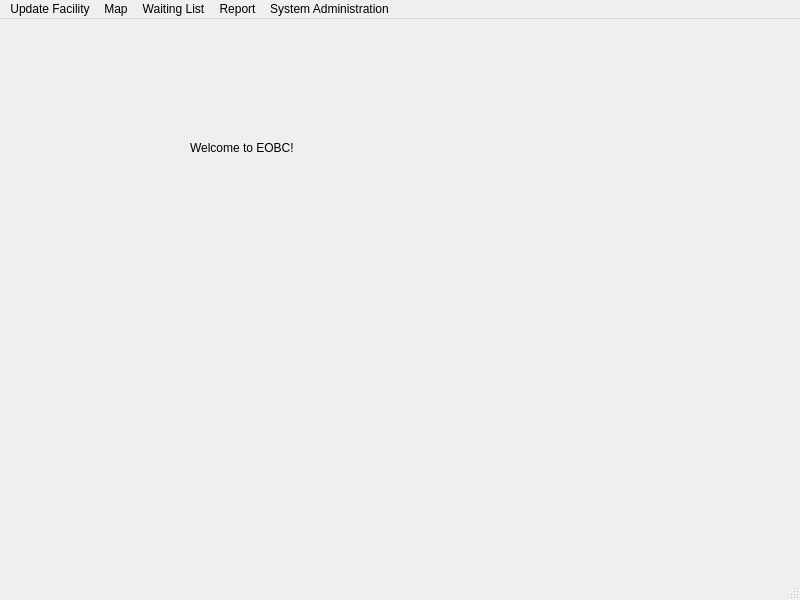
Before: the Qt Designer form welcome.ui in hummushaman/EOBCproject, drawn with Qt 5.
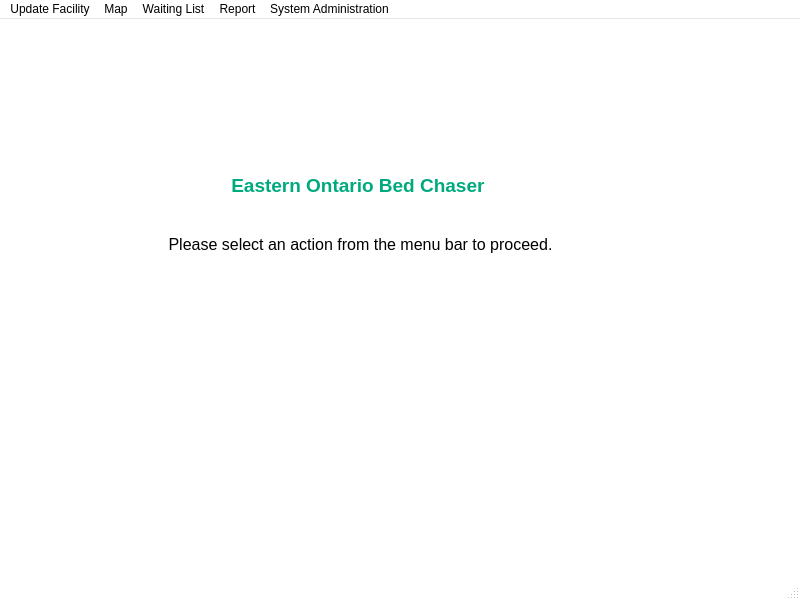
After: the same form once the commit is applied. Icons and pictures are not drawn.

Diff of the .ui file:
```diff
--- a/welcome.ui
+++ b/welcome.ui
@@ -10,21 +10,465 @@
     <height>600</height>
    </rect>
   </property>
+  <property name="palette">
+   <palette>
+    <active>
+     <colorrole role="WindowText">
+      <brush brushstyle="SolidPattern">
+       <color alpha="255">
+        <red>0</red>
+        <green>0</green>
+        <blue>0</blue>
+       </color>
+      </brush>
+     </colorrole>
+     <colorrole role="Button">
+      <brush brushstyle="SolidPattern">
+       <color alpha="255">
+        <red>255</red>
+        <green>255</green>
+        <blue>255</blue>
+       </color>
+      </brush>
+     </colorrole>
+     <colorrole role="Light">
+      <brush brushstyle="SolidPattern">
+       <color alpha="255">
+        <red>255</red>
+        <green>255</green>
+        <blue>255</blue>
+       </color>
+      </brush>
+     </colorrole>
+     <colorrole role="Midlight">
+      <brush brushstyle="SolidPattern">
+       <color alpha="255">
+        <red>255</red>
+        <green>255</green>
+        <blue>255</blue>
+       </color>
+      </brush>
+     </colorrole>
+     <colorrole role="Dark">
+      <brush brushstyle="SolidPattern">
+       <color alpha="255">
+        <red>127</red>
+        <green>127</green>
+        <blue>127</blue>
+       </color>
+      </brush>
+     </colorrole>
+     <colorrole role="Mid">
+      <brush brushstyle="SolidPattern">
+       <color alpha="255">
+        <red>170</red>
+        <green>170</green>
+        <blue>170</blue>
+       </color>
+      </brush>
+     </colorrole>
+     <colorrole role="Text">
+      <brush brushstyle="SolidPattern">
+       <color alpha="255">
+        <red>0</red>
+        <green>0</green>
+        <blue>0</blue>
+       </color>
+      </brush>
+     </colorrole>
+     <colorrole role="BrightText">
+      <brush brushstyle="SolidPattern">
+       <color alpha="255">
+        <red>255</red>
+        <green>255</green>
+        <blue>255</blue>
+       </color>
+      </brush>
+     </colorrole>
+     <colorrole role="ButtonText">
+      <brush brushstyle="SolidPattern">
+       <color alpha="255">
+        <red>0</red>
+        <green>0</green>
+        <blue>0</blue>
+       </color>
+      </brush>
+     </colorrole>
+     <colorrole role="Base">
+      <brush brushstyle="SolidPattern">
+       <color alpha="255">
+        <red>255</red>
+        <green>255</green>
+        <blue>255</blue>
+       </color>
+      </brush>
+     </colorrole>
+     <colorrole role="Window">
+      <brush brushstyle="SolidPattern">
+       <color alpha="255">
+        <red>255</red>
+        <green>255</green>
+        <blue>255</blue>
+       </color>
+      </brush>
+     </colorrole>
+     <colorrole role="Shadow">
+      <brush brushstyle="SolidPattern">
+       <color alpha="255">
+        <red>0</red>
+        <green>0</green>
+        <blue>0</blue>
+       </color>
+      </brush>
+     </colorrole>
+     <colorrole role="AlternateBase">
+      <brush brushstyle="SolidPattern">
+       <color alpha="255">
+        <red>255</red>
+        <green>255</green>
+        <blue>255</blue>
+       </color>
+      </brush>
+     </colorrole>
+     <colorrole role="ToolTipBase">
+      <brush brushstyle="SolidPattern">
+       <color alpha="255">
+        <red>255</red>
+        <green>255</green>
+        <blue>220</blue>
+       </color>
+      </brush>
+     </colorrole>
+     <colorrole role="ToolTipText">
+      <brush brushstyle="SolidPattern">
+       <color alpha="255">
+        <red>0</red>
+        <green>0</green>
+        <blue>0</blue>
+       </color>
+      </brush>
+     </colorrole>
+    </active>
+    <inactive>
+     <colorrole role="WindowText">
+      <brush brushstyle="SolidPattern">
+       <color alpha="255">
+        <red>0</red>
+        <green>0</green>
+        <blue>0</blue>
+       </color>
+      </brush>
+     </colorrole>
+     <colorrole role="Button">
+      <brush brushstyle="SolidPattern">
+       <color alpha="255">
+        <red>255</red>
+        <green>255</green>
+        <blue>255</blue>
+       </color>
+      </brush>
+     </colorrole>
+     <colorrole role="Light">
+      <brush brushstyle="SolidPattern">
+       <color alpha="255">
+        <red>255</red>
+        <green>255</green>
+        <blue>255</blue>
+       </color>
+      </brush>
+     </colorrole>
+     <colorrole role="Midlight">
+      <brush brushstyle="SolidPattern">
+       <color alpha="255">
+        <red>255</red>
+        <green>255</green>
+        <blue>255</blue>
+       </color>
+      </brush>
+     </colorrole>
+     <colorrole role="Dark">
+      <brush brushstyle="SolidPattern">
+       <color alpha="255">
+        <red>127</red>
+        <green>127</green>
+        <blue>127</blue>
+       </color>
+      </brush>
+     </colorrole>
+     <colorrole role="Mid">
+      <brush brushstyle="SolidPattern">
+       <color alpha="255">
+        <red>170</red>
+        <green>170</green>
+        <blue>170</blue>
+       </color>
+      </brush>
+     </colorrole>
+     <colorrole role="Text">
+      <brush brushstyle="SolidPattern">
+       <color alpha="255">
+        <red>0</red>
+        <green>0</green>
+        <blue>0</blue>
+       </color>
+      </brush>
+     </colorrole>
+     <colorrole role="BrightText">
+      <brush brushstyle="SolidPattern">
+       <color alpha="255">
+        <red>255</red>
+        <green>255</green>
+        <blue>255</blue>
+       </color>
+      </brush>
+     </colorrole>
+     <colorrole role="ButtonText">
+      <brush brushstyle="SolidPattern">
+       <color alpha="255">
+        <red>0</red>
+        <green>0</green>
+        <blue>0</blue>
+       </color>
+      </brush>
+     </colorrole>
+     <colorrole role="Base">
+      <brush brushstyle="SolidPattern">
+       <color alpha="255">
+        <red>255</red>
+        <green>255</green>
+        <blue>255</blue>
+       </color>
+      </brush>
+     </colorrole>
+     <colorrole role="Window">
+      <brush brushstyle="SolidPattern">
+       <color alpha="255">
+        <red>255</red>
+        <green>255</green>
+        <blue>255</blue>
+       </color>
+      </brush>
+     </colorrole>
+     <colorrole role="Shadow">
+      <brush brushstyle="SolidPattern">
+       <color alpha="255">
+        <red>0</red>
+        <green>0</green>
+        <blue>0</blue>
+       </color>
+      </brush>
+     </colorrole>
+     <colorrole role="AlternateBase">
+      <brush brushstyle="SolidPattern">
+       <color alpha="255">
+        <red>255</red>
+        <green>255</green>
+        <blue>255</blue>
+       </color>
+      </brush>
+     </colorrole>
+     <colorrole role="ToolTipBase">
+      <brush brushstyle="SolidPattern">
+       <color alpha="255">
+        <red>255</red>
+        <green>255</green>
+        <blue>220</blue>
+       </color>
+      </brush>
+     </colorrole>
+     <colorrole role="ToolTipText">
+      <brush brushstyle="SolidPattern">
+       <color alpha="255">
+        <red>0</red>
+        <green>0</green>
+        <blue>0</blue>
+       </color>
+      </brush>
+     </colorrole>
+    </inactive>
+    <disabled>
+     <colorrole role="WindowText">
+      <brush brushstyle="SolidPattern">
+       <color alpha="255">
+        <red>127</red>
+        <green>127</green>
+        <blue>127</blue>
+       </color>
+      </brush>
+     </colorrole>
+     <colorrole role="Button">
+      <brush brushstyle="SolidPattern">
+       <color alpha="255">
+        <red>255</red>
+        <green>255</green>
+        <blue>255</blue>
+       </color>
+      </brush>
+     </colorrole>
+     <colorrole role="Light">
+      <brush brushstyle="SolidPattern">
+       <color alpha="255">
+        <red>255</red>
+        <green>255</green>
+        <blue>255</blue>
+       </color>
+      </brush>
+     </colorrole>
+     <colorrole role="Midlight">
+      <brush brushstyle="SolidPattern">
+       <color alpha="255">
+        <red>255</red>
+        <green>255</green>
+        <blue>255</blue>
+       </color>
+      </brush>
+     </colorrole>
+     <colorrole role="Dark">
+      <brush brushstyle="SolidPattern">
+       <color alpha="255">
+        <red>127</red>
+        <green>127</green>
+        <blue>127</blue>
+       </color>
+      </brush>
+     </colorrole>
+     <colorrole role="Mid">
+      <brush brushstyle="SolidPattern">
+       <color alpha="255">
+        <red>170</red>
+        <green>170</green>
+        <blue>170</blue>
+       </color>
+      </brush>
+     </colorrole>
+     <colorrole role="Text">
+      <brush brushstyle="SolidPattern">
+       <color alpha="255">
+        <red>127</red>
+        <green>127</green>
+        <blue>127</blue>
+       </color>
+      </brush>
+     </colorrole>
+     <colorrole role="BrightText">
+      <brush brushstyle="SolidPattern">
+       <color alpha="255">
+        <red>255</red>
+        <green>255</green>
+        <blue>255</blue>
+       </color>
+      </brush>
+     </colorrole>
+     <colorrole role="ButtonText">
+      <brush brushstyle="SolidPattern">
+       <color alpha="255">
+        <red>127</red>
+        <green>127</green>
+        <blue>127</blue>
+       </color>
+      </brush>
+     </colorrole>
+     <colorrole role="Base">
+      <brush brushstyle="SolidPattern">
+       <color alpha="255">
+        <red>255</red>
+        <green>255</green>
+        <blue>255</blue>
+       </color>
+      </brush>
+     </colorrole>
+     <colorrole role="Window">
+      <brush brushstyle="SolidPattern">
+       <color alpha="255">
+        <red>255</red>
+        <green>255</green>
+        <blue>255</blue>
+       </color>
+      </brush>
+     </colorrole>
+     <colorrole role="Shadow">
+      <brush brushstyle="SolidPattern">
+       <color alpha="255">
+        <red>0</red>
+        <green>0</green>
+        <blue>0</blue>
+       </color>
+      </brush>
+     </colorrole>
+     <colorrole role="AlternateBase">
+      <brush brushstyle="SolidPattern">
+       <color alpha="255">
+        <red>255</red>
+        <green>255</green>
+        <blue>255</blue>
+       </color>
+      </brush>
+     </colorrole>
+     <colorrole role="ToolTipBase">
+      <brush brushstyle="SolidPattern">
+       <color alpha="255">
+        <red>255</red>
+        <green>255</green>
+        <blue>220</blue>
+       </color>
+      </brush>
+     </colorrole>
+     <colorrole role="ToolTipText">
+      <brush brushstyle="SolidPattern">
+       <color alpha="255">
+        <red>0</red>
+        <green>0</green>
+        <blue>0</blue>
+       </color>
+      </brush>
+     </colorrole>
+    </disabled>
+   </palette>
+  </property>
   <property name="windowTitle">
    <string>Welcome</string>
   </property>
+  <property name="autoFillBackground">
+   <bool>true</bool>
+  </property>
   <widget class="QWidget" name="centralwidget">
    <widget class="QLabel" name="label">
     <property name="geometry">
      <rect>
-      <x>190</x>
+      <x>120</x>
       <y>120</y>
-      <width>131</width>
-      <height>17</height>
+      <width>481</width>
+      <height>151</height>
      </rect>
     </property>
     <property name="text">
-     <string>Welcome to EOBC!</string>
+     <string>&lt;!DOCTYPE HTML PUBLIC &quot;-//W3C//DTD HTML 4.0//EN&quot; &quot;http://www.w3.org/TR/REC-html40/strict.dtd&quot;&gt;
+&lt;html&gt;&lt;head&gt;&lt;meta name=&quot;qrichtext&quot; content=&quot;1&quot; /&gt;&lt;style type=&quot;text/css&quot;&gt;
+p, li { white-space: pre-wrap; }
+&lt;/style&gt;&lt;/head&gt;&lt;body style=&quot; font-family:'Sans'; font-size:10pt; font-weight:400; font-style:normal;&quot;&gt;
+&lt;p align=&quot;center&quot; style=&quot; margin-top:0px; margin-bottom:0px; margin-left:0px; margin-right:0px; -qt-block-indent:0; text-indent:0px;&quot;&gt;&lt;span style=&quot; font-size:14pt; font-weight:600; color:#00aa7f;&quot;&gt;Eastern Ontario Bed Chaser &lt;/span&gt;&lt;/p&gt;
+&lt;p align=&quot;center&quot; style=&quot;-qt-paragraph-type:empty; margin-top:0px; margin-bottom:0px; margin-left:0px; margin-right:0px; -qt-block-indent:0; text-indent:0px;&quot;&gt;&lt;/p&gt;
+&lt;p align=&quot;center&quot; style=&quot;-qt-paragraph-type:empty; margin-top:0px; margin-bottom:0px; margin-left:0px; margin-right:0px; -qt-block-indent:0; text-indent:0px; font-size:14pt; font-weight:600; color:#0000ff;&quot;&gt;&lt;/p&gt;
+&lt;p align=&quot;center&quot; style=&quot; margin-top:0px; margin-bottom:0px; margin-left:0px; margin-right:0px; -qt-block-indent:0; text-indent:0px;&quot;&gt;&lt;span style=&quot; font-size:12pt; color:#000000;&quot;&gt;Please select an action from the menu bar to proceed.&lt;/span&gt;&lt;/p&gt;&lt;/body&gt;&lt;/html&gt;</string>
+    </property>
+   </widget>
+   <widget class="QLabel" name="label_2">
+    <property name="geometry">
+     <rect>
+      <x>0</x>
+      <y>0</y>
+      <width>811</width>
+      <height>81</height>
+     </rect>
+    </property>
+    <property name="text">
+     <string/>
+    </property>
+    <property name="pixmap">
+     <pixmap>../GUIwavyheader.png</pixmap>
+    </property>
+    <property name="scaledContents">
+     <bool>true</bool>
     </property>
    </widget>
   </widget>
```
